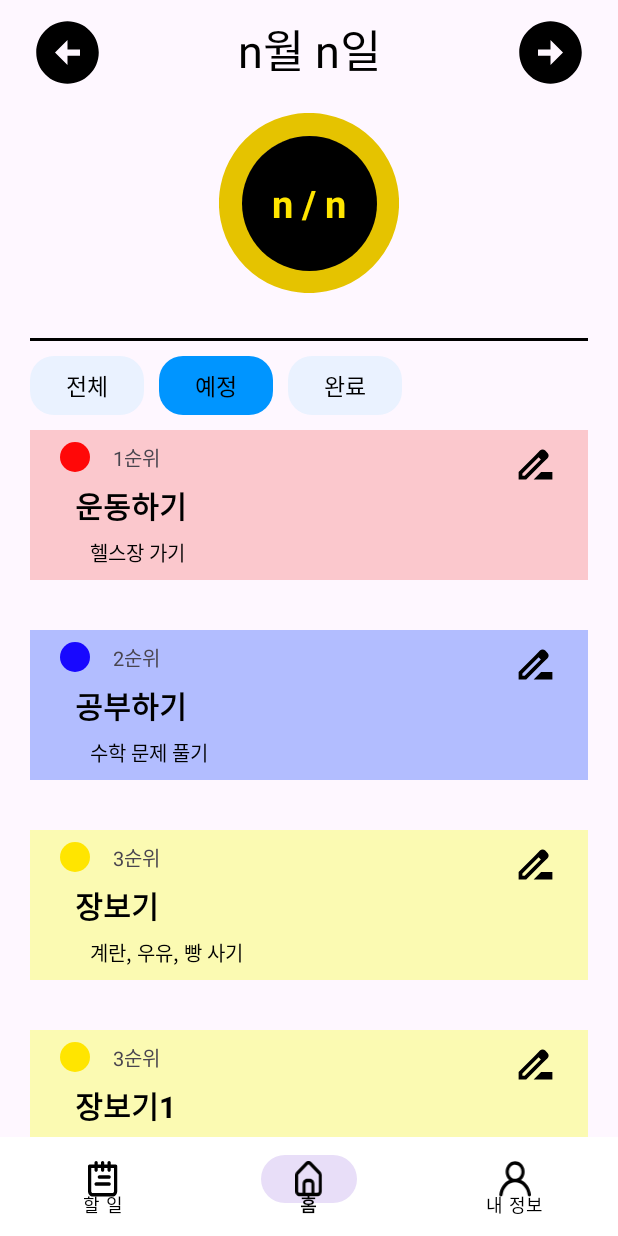
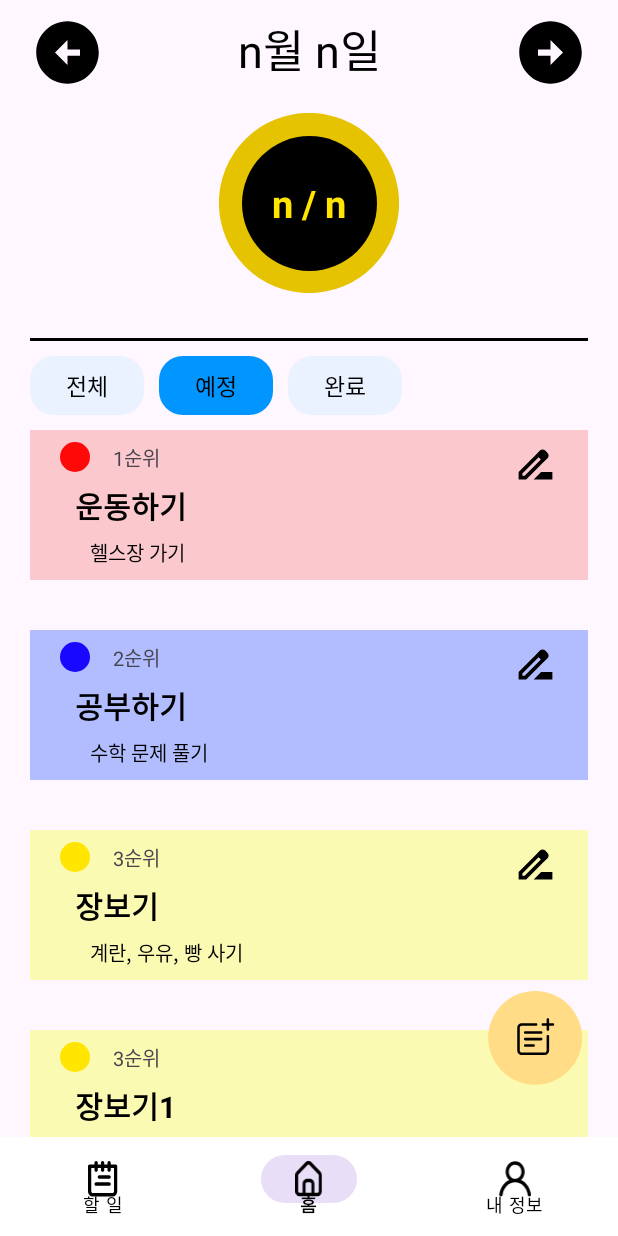
Before and after one commit to OSSW-HideInBash/Android, an Android app: the fragment TodoFragment placed in its activity, on a phone screen of 412 x 824 dp. Run offline under Robolectric (Android 15) with nearby library versions, the phone set to English and light mode, and no system bars.

Commit message:
[Design] 할 일 생성 화면 구현

```diff
--- a/app/src/main/java/com/hideinbash/tododudu/TodoFragment.kt
+++ b/app/src/main/java/com/hideinbash/tododudu/TodoFragment.kt
@@ -38,5 +38,9 @@ class TodoFragment : Fragment() {
         binding.todoRecyclerView.layoutManager = LinearLayoutManager(requireContext())
         binding.todoRecyclerView.adapter = adapter
         binding.todoRecyclerView.addItemDecoration(ItemDecoration(50))  // 아이템 간격 설정
+
+        binding.todoAddBtn.setOnClickListener {
+            TodoAddDialogFragment().show(parentFragmentManager, "TodoAddDialogFragment")
+        }
     }
 }
--- /dev/null
+++ b/app/src/main/res/drawable/add_member_button.xml
@@ -0,0 +1,24 @@
+<vector xmlns:android="http://schemas.android.com/apk/res/android"
+    android:width="81dp"
+    android:height="81dp"
+    android:viewportWidth="81"
+    android:viewportHeight="81">
+  <path
+      android:pathData="M40.236,39.236m-36.236,0a36.236,36.236 0,1 1,72.473 0a36.236,36.236 0,1 1,-72.473 0"
+      android:fillColor="#FFDC85"/>
+  <path
+      android:pathData="M51.011,25.001C51.011,24.465 50.577,24.03 50.041,24.03C49.505,24.03 49.07,24.465 49.07,25.001V27.913H46.158C45.622,27.913 45.188,28.347 45.188,28.883C45.188,29.419 45.622,29.854 46.158,29.854H49.07V32.766C49.07,33.302 49.505,33.736 50.041,33.736C50.577,33.736 51.011,33.302 51.011,32.766V29.854H53.923C54.459,29.854 54.894,29.419 54.894,28.883C54.894,28.347 54.459,27.913 53.923,27.913H51.011V25.001Z"
+      android:fillColor="#000000"/>
+  <path
+      android:pathData="M29.981,27.913C28.016,27.913 26.422,29.506 26.422,31.472V48.943C26.422,50.908 28.016,52.502 29.981,52.502H47.452C49.418,52.502 51.011,50.908 51.011,48.943V37.943C51.011,37.406 50.577,36.972 50.041,36.972C49.505,36.972 49.07,37.406 49.07,37.943V48.943C49.07,49.836 48.346,50.561 47.452,50.561H29.981C29.088,50.561 28.364,49.836 28.364,48.943V31.472C28.364,30.578 29.088,29.854 29.981,29.854H40.982C41.518,29.854 41.952,29.419 41.952,28.883C41.952,28.347 41.518,27.913 40.982,27.913H29.981Z"
+      android:fillColor="#000000"/>
+  <path
+      android:pathData="M32.57,34.06C32.034,34.06 31.599,34.495 31.599,35.031C31.599,35.567 32.034,36.001 32.57,36.001H44.864C45.4,36.001 45.835,35.567 45.835,35.031C45.835,34.495 45.4,34.06 44.864,34.06H32.57Z"
+      android:fillColor="#000000"/>
+  <path
+      android:pathData="M31.599,40.207C31.599,39.671 32.034,39.237 32.57,39.237H44.864C45.4,39.237 45.835,39.671 45.835,40.207C45.835,40.743 45.4,41.178 44.864,41.178H32.57C32.034,41.178 31.599,40.743 31.599,40.207Z"
+      android:fillColor="#000000"/>
+  <path
+      android:pathData="M39.04,44.09L32.57,44.09C32.034,44.09 31.599,44.524 31.599,45.06C31.599,45.597 32.034,46.031 32.57,46.031L39.04,46.031C39.576,46.031 40.011,45.597 40.011,45.06C40.011,44.524 39.576,44.09 39.04,44.09Z"
+      android:fillColor="#000000"/>
+</vector>
--- /dev/null
+++ b/app/src/main/res/drawable/baseline_close_24.xml
@@ -0,0 +1,5 @@
+<vector xmlns:android="http://schemas.android.com/apk/res/android" android:height="24dp" android:tint="#000000" android:viewportHeight="24" android:viewportWidth="24" android:width="24dp">
+
+    <path android:fillColor="@android:color/white" android:pathData="M19,6.41L17.59,5 12,10.59 6.41,5 5,6.41 10.59,12 5,17.59 6.41,19 12,13.41 17.59,19 19,17.59 13.41,12z"/>
+
+</vector>
--- a/app/src/main/res/layout/activity_main.xml
+++ b/app/src/main/res/layout/activity_main.xml
@@ -17,7 +17,7 @@
         app:layout_constraintEnd_toEndOf="parent"
         app:layout_constraintStart_toStartOf="parent"
         app:layout_constraintTop_toTopOf="parent"
-        app:layout_constraintBottom_toBottomOf="@id/bottomNavigationView"/>
+        app:layout_constraintBottom_toTopOf="@id/bottomNavigationView"/>
 
     <com.google.android.material.bottomnavigation.BottomNavigationView
         android:id="@+id/bottomNavigationView"
--- a/app/src/main/res/layout/fragment_todo.xml
+++ b/app/src/main/res/layout/fragment_todo.xml
@@ -140,14 +140,17 @@
         android:layout_marginStart="20dp"
         android:layout_marginEnd="20dp"
         android:clipToPadding="false"
-        android:paddingBottom="16dp">
+        android:paddingBottom="16dp"/>
 
-
-
-    </androidx.recyclerview.widget.RecyclerView>
-
-
-
-
+    <ImageView
+        android:id="@+id/todo_add_btn"
+        android:layout_width="70dp"
+        android:layout_height="70dp"
+        android:src="@drawable/add_member_button"
+        app:layout_constraintEnd_toEndOf="parent"
+        app:layout_constraintBottom_toBottomOf="parent"
+        android:layout_marginEnd="20dp"
+        android:layout_marginBottom="30dp"
+        android:elevation="20dp"/>
 
 </androidx.constraintlayout.widget.ConstraintLayout>
--- a/app/src/main/res/values/colors.xml
+++ b/app/src/main/res/values/colors.xml
@@ -13,4 +13,6 @@
     <color name="first_red">#FF0808</color>
     <color name="second_blue">#1808FF</color>
     <color name="third_yellow">#FFE500</color>
+
+    <color name="button_yellow">#FFDC85</color>
 </resources>
```
Also changed, not shown: app/src/main/java/com/hideinbash/tododudu/TodoAddDialogFragment.kt (added, +34 -0 lines), app/src/main/res/layout/fragment_todo_add_dialog.xml (added, +139 -0 lines).
